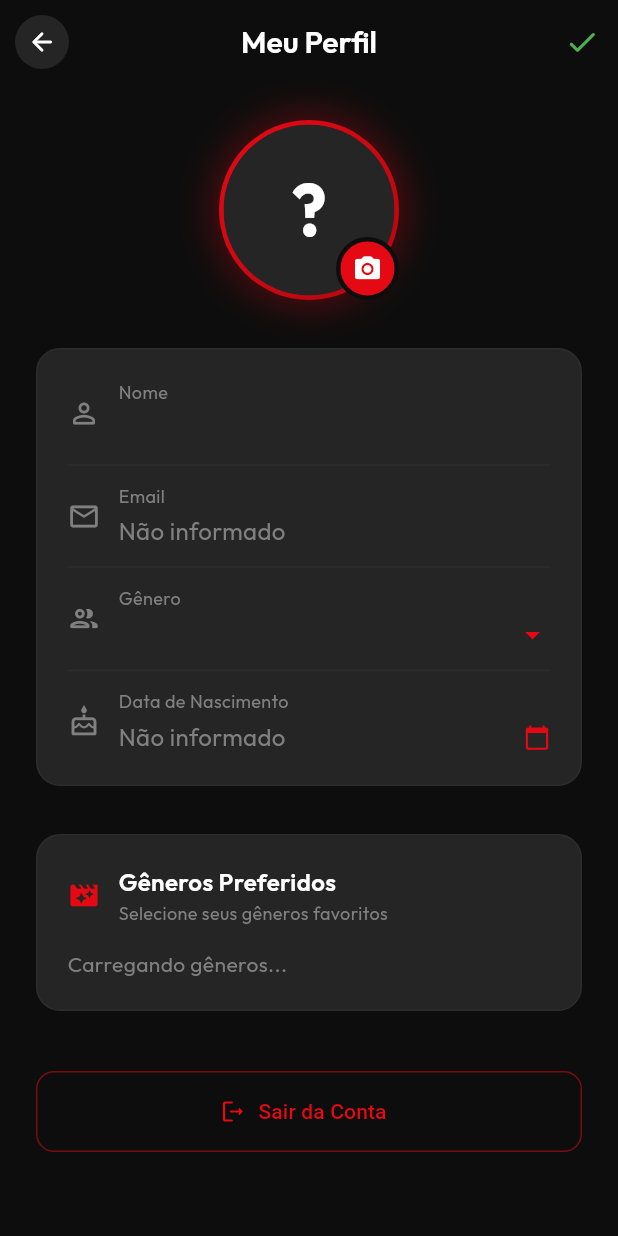
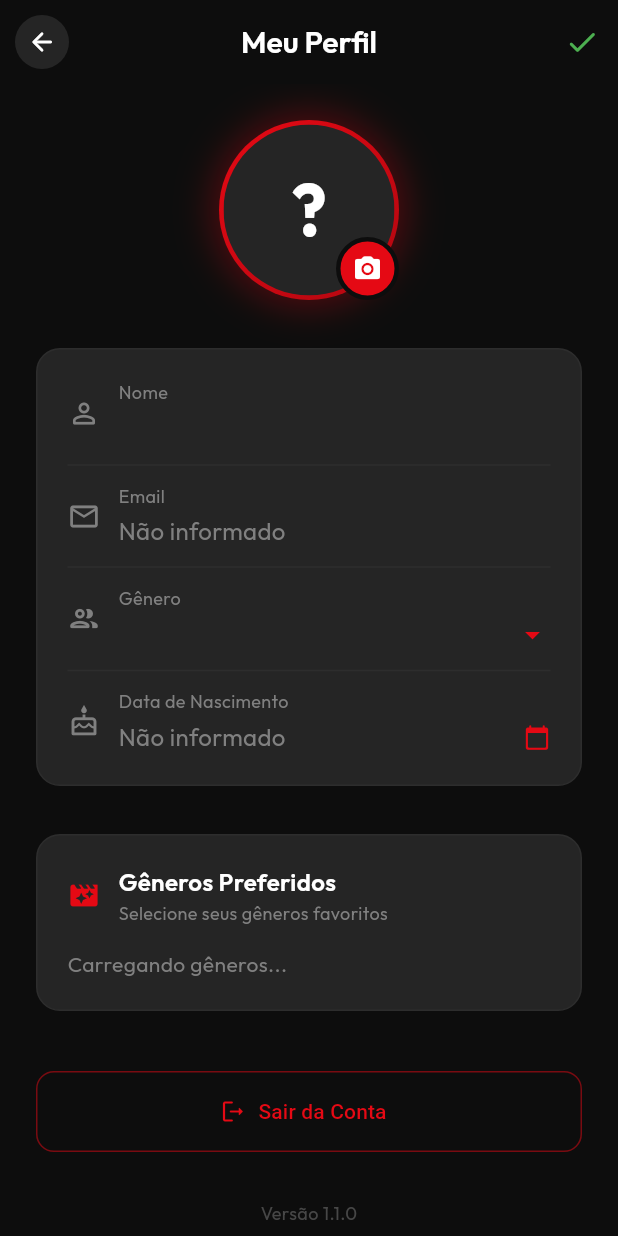
Before and after one commit to JoaoLuis45/CineMatch, a Flutter app: the ProfileScreen screen opened by its route, after a tap on the "edit" icon, on a phone screen of 412 x 824 dp. Run offline on Flutter 3.47's test engine with Material 3 defaults, Android fonts, the phone set to English and light mode, and no system bars; our stand-ins replace cached_network_image, cloud_firestore, dio, firebase_auth, firebase_core, firebase_storage and 9 more; accounts and stored records are empty; network calls fail.

Commit message:
feat: implement user profile screen and update app version

```diff
--- a/lib/features/profile/profile_screen.dart
+++ b/lib/features/profile/profile_screen.dart
@@ -3,6 +3,7 @@ import 'package:cached_network_image/cached_network_image.dart';
 import 'package:flutter/material.dart';
 import 'package:get/get.dart';
 import 'package:image_picker/image_picker.dart';
+import 'package:package_info_plus/package_info_plus.dart';
 import '../../core/controllers/auth_controller.dart';
 import '../../core/controllers/movie_controller.dart';
 import '../../core/services/user_service.dart';
@@ -28,12 +29,28 @@ class _ProfileScreenState extends State<ProfileScreen> {
   File? _imageFile;
   bool _isEditing = false;
   bool _isLoading = true;
+  String _appVersion = '';
 
   @override
   void initState() {
     super.initState();
     _nameController.text = _authController.userName;
     _loadUserProfile();
+    _loadAppVersion();
+  }
+
+  Future<void> _loadAppVersion() async {
+    try {
+      final info = await PackageInfo.fromPlatform();
+      if (mounted) {
+        setState(() {
+          _appVersion = 'Versão ${info.version}';
+        });
+      }
+    } catch (e) {
+      // Ignora erro (comum em hot-reload ao adicionar plugins nativos)
+      debugPrint('Erro ao carregar versão: $e');
+    }
   }
 
   Future<void> _loadUserProfile() async {
@@ -128,6 +145,16 @@ class _ProfileScreenState extends State<ProfileScreen> {
 
             // Botão Logout
             _buildLogoutButton(),
+            const SizedBox(height: 32),
+
+            // Versão
+            Text(
+              _appVersion,
+              style: TextStyle(
+                color: AppColors.textMuted.withOpacity(0.5),
+                fontSize: 12,
+              ),
+            ),
             const SizedBox(height: 24),
           ],
         ),
--- a/pubspec.yaml
+++ b/pubspec.yaml
@@ -16,7 +16,7 @@ publish_to: 'none' # Remove this line if you wish to publish to pub.dev
   # https://developer.apple.com/library/archive/documentation/General/Reference/InfoPlistKeyReference/Articles/CoreFoundationKeys.html
 # In Windows, build-name is used as the major, minor, and patch parts
 # of the product and file versions while build-number is used as the build suffix.
-version: 1.0.0+1
+version: 1.1.0+2
 
 environment:
   sdk: ^3.8.1
@@ -68,6 +68,7 @@ dependencies:
   firebase_storage: ^12.4.10
   flutter_dotenv: ^6.0.0
   google_generative_ai: ^0.4.7
+  package_info_plus: ^8.0.0
 
   # The following adds the Cupertino Icons font to your application.
 # For information on the generic Dart part of this file, see the
```
Also changed, not shown: pubspec.lock, 1 other file.
